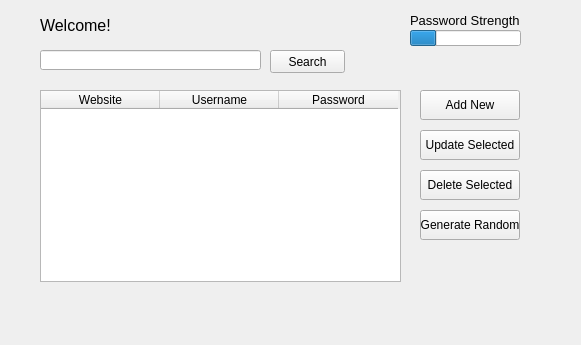
The window that ui/passui.ui (KanzuNe/Security-Unity) describes before a commit, drawn with Qt 5.
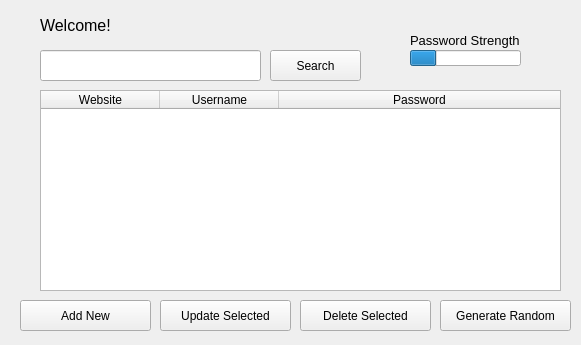
The same window after the commit.

```diff
--- a/ui/passui.ui
+++ b/ui/passui.ui
@@ -20,7 +20,7 @@
       <x>40</x>
       <y>50</y>
       <width>221</width>
-      <height>20</height>
+      <height>31</height>
      </rect>
     </property>
    </widget>
@@ -29,8 +29,8 @@
      <rect>
       <x>270</x>
       <y>50</y>
-      <width>75</width>
-      <height>23</height>
+      <width>91</width>
+      <height>31</height>
      </rect>
     </property>
     <property name="text">
@@ -40,10 +40,10 @@
    <widget class="QPushButton" name="AddNew">
     <property name="geometry">
      <rect>
-      <x>420</x>
-      <y>90</y>
-      <width>100</width>
-      <height>30</height>
+      <x>20</x>
+      <y>300</y>
+      <width>131</width>
+      <height>31</height>
      </rect>
     </property>
     <property name="text">
@@ -59,10 +59,10 @@
    <widget class="QPushButton" name="Update">
     <property name="geometry">
      <rect>
-      <x>420</x>
-      <y>130</y>
-      <width>100</width>
-      <height>30</height>
+      <x>160</x>
+      <y>300</y>
+      <width>131</width>
+      <height>31</height>
      </rect>
     </property>
     <property name="text">
@@ -78,10 +78,10 @@
    <widget class="QPushButton" name="Delete">
     <property name="geometry">
      <rect>
-      <x>420</x>
-      <y>170</y>
-      <width>100</width>
-      <height>30</height>
+      <x>300</x>
+      <y>300</y>
+      <width>131</width>
+      <height>31</height>
      </rect>
     </property>
     <property name="text">
@@ -97,10 +97,10 @@
    <widget class="QPushButton" name="GenerateRan">
     <property name="geometry">
      <rect>
-      <x>420</x>
-      <y>210</y>
-      <width>100</width>
-      <height>30</height>
+      <x>440</x>
+      <y>300</y>
+      <width>131</width>
+      <height>31</height>
      </rect>
     </property>
     <property name="text">
@@ -136,8 +136,8 @@
      <rect>
       <x>40</x>
       <y>90</y>
-      <width>361</width>
-      <height>192</height>
+      <width>521</width>
+      <height>201</height>
      </rect>
     </property>
     <property name="verticalScrollBarPolicy">
@@ -164,6 +164,9 @@
     <attribute name="horizontalHeaderDefaultSectionSize">
      <number>119</number>
     </attribute>
+    <attribute name="horizontalHeaderStretchLastSection">
+     <bool>true</bool>
+    </attribute>
     <column>
      <property name="text">
       <string>Website</string>
@@ -191,7 +194,7 @@
     <property name="geometry">
      <rect>
       <x>410</x>
-      <y>10</y>
+      <y>30</y>
       <width>141</width>
       <height>21</height>
      </rect>
@@ -209,7 +212,7 @@
     <property name="geometry">
      <rect>
       <x>410</x>
-      <y>30</y>
+      <y>50</y>
       <width>111</width>
       <height>16</height>
      </rect>
@@ -225,7 +228,7 @@
     <property name="geometry">
      <rect>
       <x>410</x>
-      <y>50</y>
+      <y>70</y>
       <width>111</width>
       <height>16</height>
      </rect>
```
Left out of the diff: 3 changed lines with no effect on the pictures.
